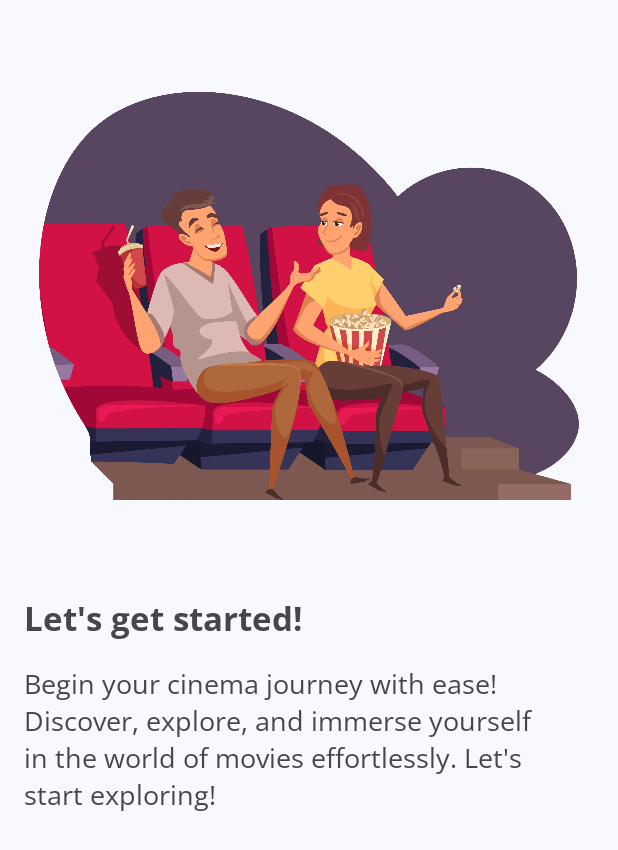
After one commit to YudaSaputraa/Filmfolio, an Android app: the layout layout_intro_get_started.xml on its own in the app's theme, with its tools: preview values and no code run, on a phone screen of 412 x 824 dp. The commit adds this screen. Shown: the top 850 px of the screen. Run offline under Robolectric (Android 15) with nearby library versions, the phone set to English and light mode, and no system bars; network calls fail.

Commit message:
add app intro on the first time installing app

```diff
--- a/app/build.gradle.kts
+++ b/app/build.gradle.kts
@@ -116,4 +116,6 @@ dependencies {
 
     implementation(libs.shimmer.android)
     implementation(libs.paging)
+
+    implementation(libs.app.intro)
 }
--- a/app/src/main/AndroidManifest.xml
+++ b/app/src/main/AndroidManifest.xml
@@ -17,10 +17,14 @@
         android:usesCleartextTraffic="true"
         tools:targetApi="31">
         <activity
+            android:name=".presentation.main.MainActivity"
+            android:exported="false" />
+        <activity
             android:name=".presentation.seemore.SeeMoreActivity"
             android:exported="false" />
         <activity
-            android:name=".presentation.main.MainActivity"
+            android:name=".presentation.appintro.AppIntroActivity"
+
             android:exported="true">
             <intent-filter>
                 <action android:name="android.intent.action.MAIN" />
--- a/app/src/main/java/com/kom/filmfolio/presentation/home/HomeFragment.kt
+++ b/app/src/main/java/com/kom/filmfolio/presentation/home/HomeFragment.kt
@@ -75,6 +75,8 @@ class HomeFragment : Fragment() {
         savedInstanceState: Bundle?,
     ) {
         super.onViewCreated(view, savedInstanceState)
+
+        homeViewModel.setAppIntroShown(true)
 
         bindMovieList()
         getMovieData("en-US", 1)
--- a/app/src/main/java/com/kom/filmfolio/presentation/home/HomeViewModel.kt
+++ b/app/src/main/java/com/kom/filmfolio/presentation/home/HomeViewModel.kt
@@ -3,6 +3,7 @@ package com.kom.filmfolio.presentation.home
 import androidx.lifecycle.ViewModel
 import androidx.lifecycle.asLiveData
 import com.kom.filmfolio.data.repository.MovieRepository
+import com.kom.filmfolio.data.repository.UserPrefRepository
 import kotlinx.coroutines.Dispatchers
 
 /**
@@ -11,6 +12,7 @@ Github : https://github.com/YudaSaputraa
  **/
 class HomeViewModel(
     private val movieRepository: MovieRepository,
+    private val userPrefRepository: UserPrefRepository,
 ) : ViewModel() {
     fun getNowPlayingMovie(
         language: String,
@@ -31,4 +33,6 @@ class HomeViewModel(
         language: String,
         page: Int,
     ) = movieRepository.getUpcomingMovie(language, page).asLiveData(Dispatchers.IO)
+
+    fun setAppIntroShown(isShown: Boolean) = userPrefRepository.setAppIntroShown(isShown)
 }
--- a/app/src/main/java/com/kom/filmfolio/presentation/seemore/SeeMoreViewModel.kt
+++ b/app/src/main/java/com/kom/filmfolio/presentation/seemore/SeeMoreViewModel.kt
@@ -17,8 +17,6 @@ class SeeMoreViewModel(
 ) : ViewModel() {
     val flow =
         Pager(
-            // Configure how data is loaded by passing additional properties to
-            // PagingConfig, such as prefetchDistance.
             PagingConfig(pageSize = 20),
         ) {
             NowPlayingMoviePaging(filmfolioApiService)
--- /dev/null
+++ b/app/src/main/res/layout/layout_intro_get_started.xml
@@ -0,0 +1,41 @@
+<?xml version="1.0" encoding="utf-8"?>
+<androidx.constraintlayout.widget.ConstraintLayout xmlns:android="http://schemas.android.com/apk/res/android"
+    xmlns:app="http://schemas.android.com/apk/res-auto"
+    android:layout_width="match_parent"
+    android:layout_height="match_parent">
+
+    <ImageView
+        android:id="@+id/iv_app_intro_first"
+        android:layout_width="400dp"
+        android:layout_height="400dp"
+        android:src="@drawable/img_app_intro_get_started"
+        app:layout_constraintBottom_toTopOf="@id/tv_get_started"
+        app:layout_constraintEnd_toEndOf="parent"
+        app:layout_constraintStart_toStartOf="parent" />
+
+    <TextView
+        android:id="@+id/tv_get_started"
+        android:layout_width="wrap_content"
+        android:layout_height="wrap_content"
+        android:layout_marginHorizontal="16dp"
+        android:text="@string/text_lets_get_started"
+        android:textSize="22sp"
+        android:textStyle="bold"
+        app:layout_constraintBottom_toBottomOf="parent"
+        app:layout_constraintStart_toStartOf="parent"
+        app:layout_constraintTop_toBottomOf="@+id/iv_app_intro_first"
+        app:layout_constraintTop_toTopOf="parent" />
+
+    <TextView
+        android:id="@+id/tv_desc"
+        android:layout_width="350dp"
+        android:layout_height="wrap_content"
+        android:layout_marginHorizontal="16dp"
+        android:layout_marginTop="16dp"
+        android:text="@string/text_decs_get_started"
+        android:textSize="18sp"
+        app:layout_constraintStart_toStartOf="parent"
+        app:layout_constraintTop_toBottomOf="@+id/tv_get_started" />
+
+
+</androidx.constraintlayout.widget.ConstraintLayout>
--- a/app/src/main/res/values/strings.xml
+++ b/app/src/main/res/values/strings.xml
@@ -9,4 +9,8 @@
     <string name="text_top_related">Top Related</string>
     <string name="text_title_now_playing">Now Playing</string>
     <string name="text_title_movie">Godzila</string>
+    <string name="text_welcome">Welcome!</string>
+    <string name="text_desc_welcome">Explore movies like never before with FilmFolio. Get personalized recommendations, latest releases.</string>
+    <string name="text_lets_get_started">Let\'s get started!</string>
+    <string name="text_decs_get_started">Begin your cinema journey with ease! Discover, explore, and immerse yourself in the world of movies effortlessly. Let\'s start exploring!</string>
 </resources>
--- a/gradle/libs.versions.toml
+++ b/gradle/libs.versions.toml
@@ -23,6 +23,7 @@ okhttp = "4.11.0"
 http-logging = "3.8.0"
 shimmer = "0.5.0"
 paging = "3.3.0"
+app-intro = "6.3.1"
 
 
 [libraries]
@@ -69,6 +70,9 @@ shimmer-android = { group = "com.facebook.shimmer", name = "shimmer", version.re
 # paging
 paging = { group = "androidx.paging", name = "paging-runtime", version.ref = "paging" }
 
+# app intro
+app-intro = { group = "com.github.AppIntro", name = "AppIntro", version.ref = "app-intro" }
+
 [plugins]
 androidApplication = { id = "com.android.application", version.ref = "agp" }
 jetbrainsKotlinAndroid = { id = "org.jetbrains.kotlin.android", version.ref = "kotlin" }
--- a/settings.gradle.kts
+++ b/settings.gradle.kts
@@ -16,6 +16,7 @@ dependencyResolutionManagement {
     repositories {
         google()
         mavenCentral()
+        maven { url = uri("https://jitpack.io") }
     }
 }
 
```
Also changed, not shown: app/src/main/java/com/kom/filmfolio/data/datasource/user/UserPrefDataSource.kt (added, +23 -0 lines), app/src/main/java/com/kom/filmfolio/data/repository/UserPrefRepository.kt (added, +23 -0 lines), app/src/main/java/com/kom/filmfolio/data/source/local/pref/UserPreference.kt (added, +27 -0 lines), app/src/main/java/com/kom/filmfolio/di/AppModules.kt (+25 -1 lines), app/src/main/java/com/kom/filmfolio/presentation/appintro/AppIntroActivity.kt (added, +59 -0 lines), app/src/main/java/com/kom/filmfolio/presentation/appintro/AppIntroViewModel.kt (added, +14 -0 lines), app/src/main/res/layout/activity_app_intro.xml (added, +11 -0 lines), app/src/main/res/layout/layout_intro_welcome.xml (added, +41 -0 lines), app/src/main/res/drawable/img_app_intro_first.webp (added), app/src/main/res/drawable/img_app_intro_get_started.webp (added).
